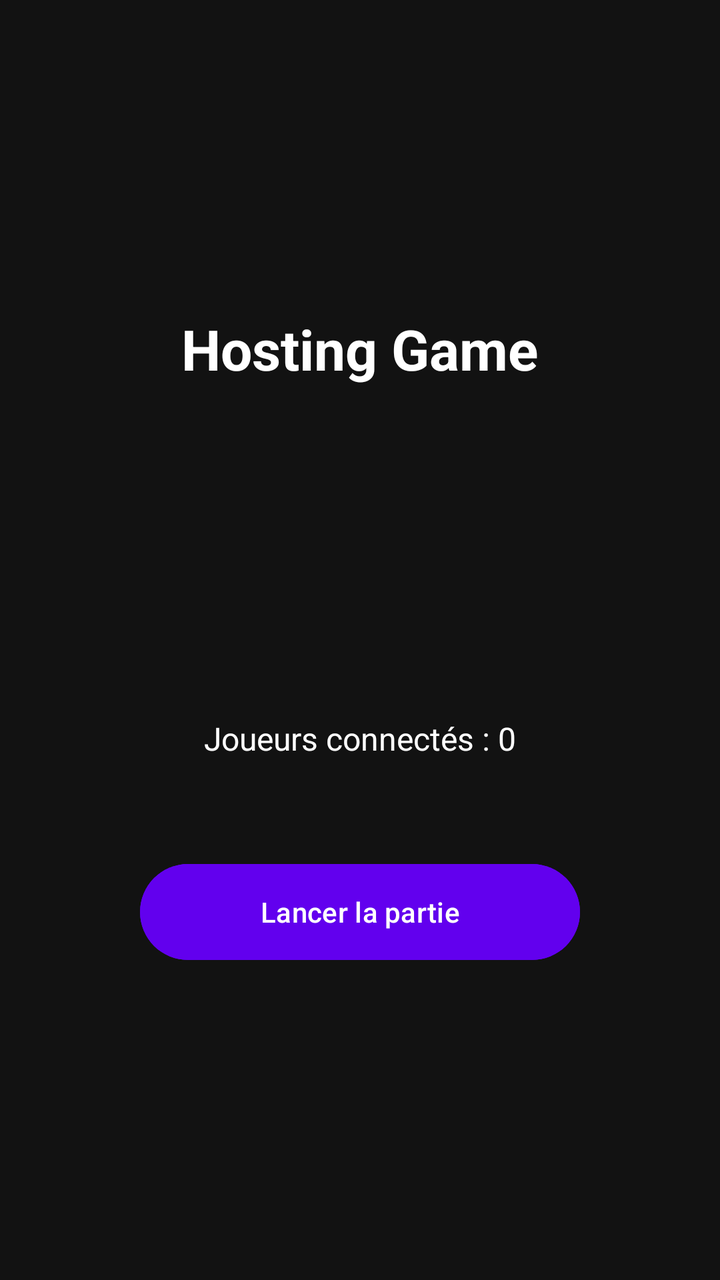
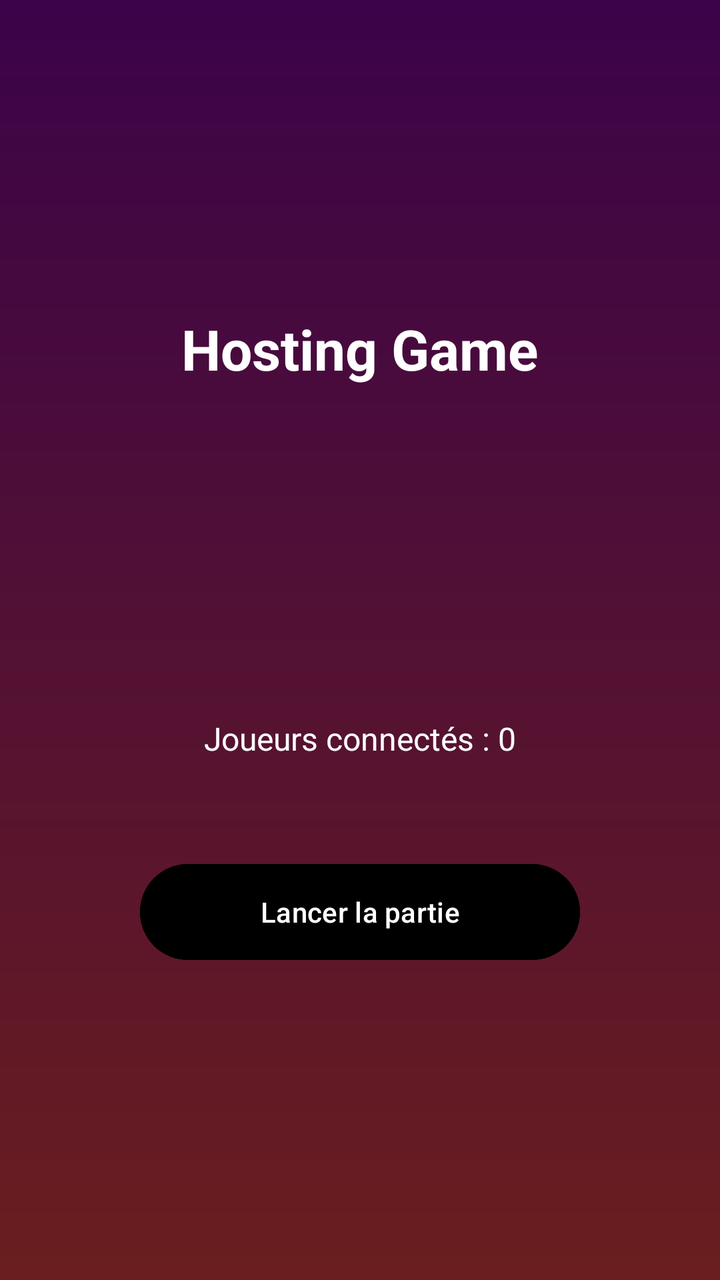

The first picture is an Android layout as it rendered before a commit; the second is the same layout after the commit. The layout source and the unified diff follow.
<!-- AndroidManifest.xml: application theme Theme.Rien_a_Cacher -->
<!-- res/layout/activity_host.xml -->
<?xml version="1.0" encoding="utf-8"?>
<LinearLayout xmlns:android="http://schemas.android.com/apk/res/android"
    android:layout_width="match_parent"
    android:layout_height="match_parent"
    android:orientation="vertical"
    android:gravity="center"
    android:background="#121212"
    android:padding="32dp">

    <TextView
        android:layout_width="wrap_content"
        android:layout_height="wrap_content"
        android:text="Hosting Game"
        android:textSize="28sp"
        android:textStyle="bold"
        android:textColor="#FFFFFF"
        android:layout_marginBottom="32dp" />

    <TextView
        android:id="@+id/tvPin"
        android:layout_width="wrap_content"
        android:layout_height="wrap_content"
        android:textSize="64sp"
        android:textStyle="bold"
        android:textColor="#03DAC5"
        android:letterSpacing="0.3"
        android:layout_marginBottom="48dp" />

    <TextView
        android:id="@+id/tvPlayers"
        android:layout_width="wrap_content"
        android:layout_height="wrap_content"
        android:text="Joueurs connectés : 0"
        android:textSize="16sp"
        android:textColor="#FFFFFF"
        android:layout_marginBottom="48dp" />

    <Button
        android:id="@+id/btnStart"
        android:layout_width="220dp"
        android:layout_height="56dp"
        android:text="Lancer la partie"
        android:textColor="#FFFFFF"
        android:backgroundTint="#6200EE" />

</LinearLayout>
<!-- resources referenced by this layout -->
<resources>
  <style name="Theme.Rien_a_Cacher" parent="Base.Theme.Rien_a_Cacher" />
  <style name="Base.Theme.Rien_a_Cacher" parent="Theme.Material3.DayNight.NoActionBar">
          
          
      </style>
</resources>

<!-- the commit's change to res/layout/activity_host.xml (unified diff, before → after) -->
@@ -4,7 +4,7 @@
     android:layout_height="match_parent"
     android:orientation="vertical"
     android:gravity="center"
-    android:background="#121212"
+    android:background="@drawable/background_gradient"
     android:padding="32dp">
 
     <TextView
@@ -13,7 +13,7 @@
         android:text="Hosting Game"
         android:textSize="28sp"
         android:textStyle="bold"
-        android:textColor="#FFFFFF"
+        android:textColor="#fff"
         android:layout_marginBottom="32dp" />
 
     <TextView
@@ -32,7 +32,7 @@
         android:layout_height="wrap_content"
         android:text="Joueurs connectés : 0"
         android:textSize="16sp"
-        android:textColor="#FFFFFF"
+        android:textColor="#fff"
         android:layout_marginBottom="48dp" />
 
     <Button
@@ -40,7 +40,7 @@
         android:layout_width="220dp"
         android:layout_height="56dp"
         android:text="Lancer la partie"
-        android:textColor="#FFFFFF"
-        android:backgroundTint="#6200EE" />
+        android:textColor="#fff"
+        android:backgroundTint="#000" />
 
 </LinearLayout>
<!-- resource entries referenced after the edit -->
@@ -1,5 +1,16 @@
 <!-- resources referenced by this layout -->
 <resources>
+  <!-- drawable background_gradient (drawable) -->
+  <?xml version="1.0" encoding="utf-8"?>
+  <shape
+      xmlns:android="http://schemas.android.com/apk/res/android"
+      android:shape="rectangle">
+      <gradient
+          android:type="linear"
+          android:startColor="#3B0349"
+          android:endColor="#6A1E1E"
+          android:angle="200" />
+  </shape>
   <style name="Theme.Rien_a_Cacher" parent="Base.Theme.Rien_a_Cacher" />
   <style name="Base.Theme.Rien_a_Cacher" parent="Theme.Material3.DayNight.NoActionBar">
           
